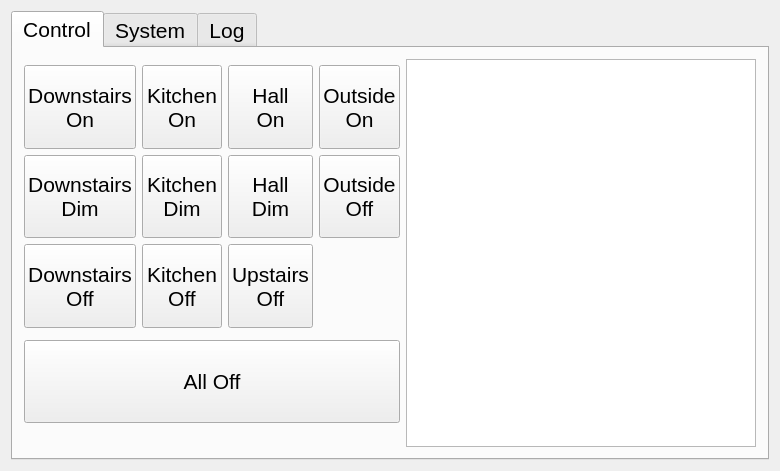
Old version of the form widget.ui in the repository paulkappler/HomeGUI.
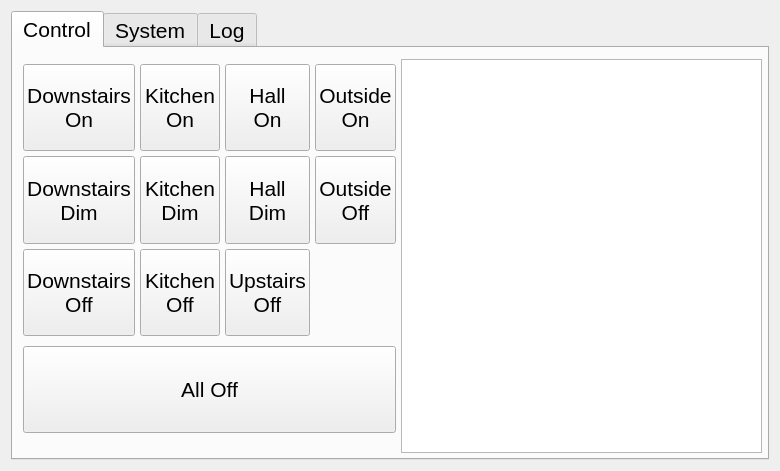
New version of the form.

The edit to the form file:
```diff
--- a/widget.ui
+++ b/widget.ui
@@ -44,6 +44,18 @@
        <string>Control</string>
       </attribute>
       <layout class="QGridLayout" name="gridLayout_2">
+       <property name="leftMargin">
+        <number>10</number>
+       </property>
+       <property name="rightMargin">
+        <number>5</number>
+       </property>
+       <property name="bottomMargin">
+        <number>5</number>
+       </property>
+       <property name="spacing">
+        <number>5</number>
+       </property>
        <item row="2" column="2">
         <widget class="QPushButton" name="kitDimButton">
          <property name="sizePolicy">
```
